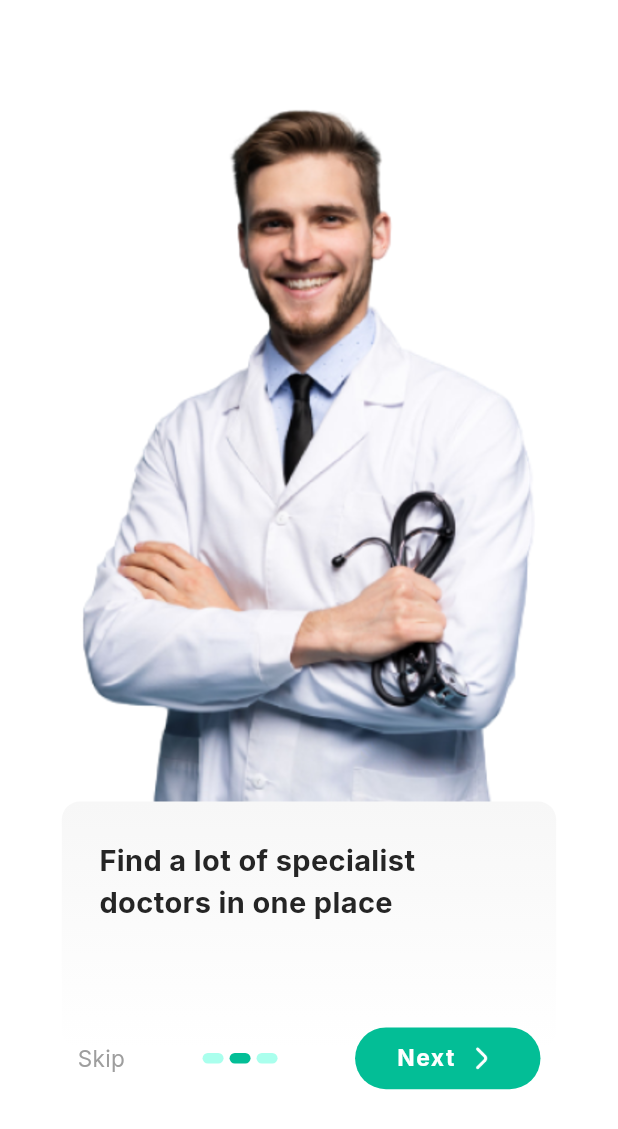
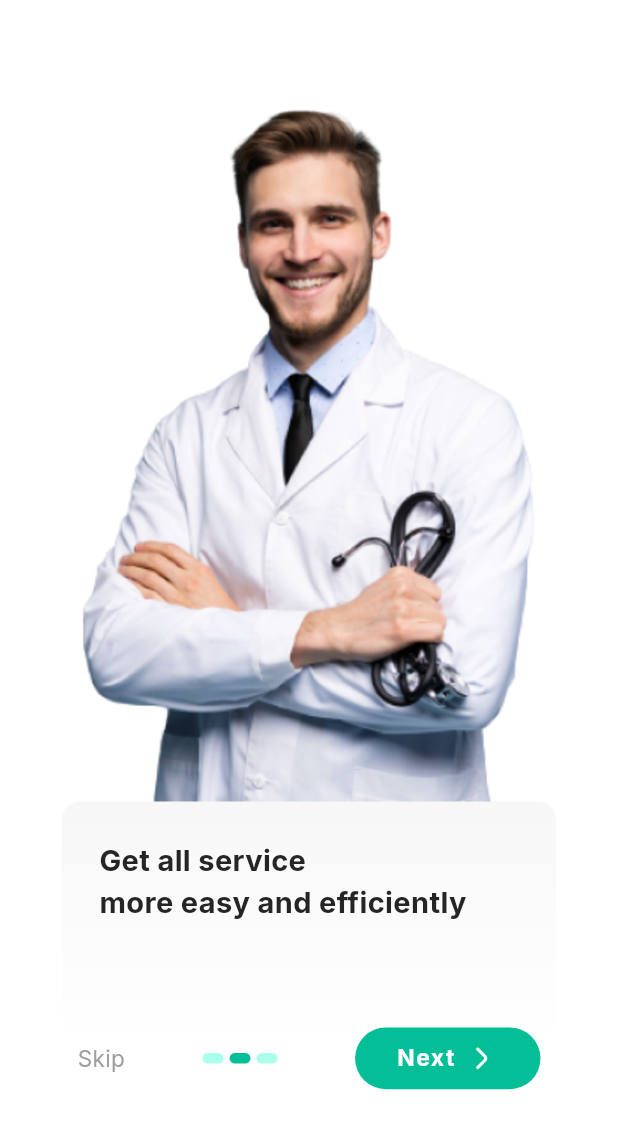
Before and after one commit to Jawadun/Healthcare, a Flutter app: the screen it shows after launch, swiped to page 2, on a phone screen of 412 x 824 dp. Shown: the top 1129 px of the screen. Run offline on Flutter 3.47's test engine with Material 3 defaults, Android fonts, the phone set to English and light mode, and no system bars; drawn by our look-alikes of smooth_page_indicator; our stand-ins replace animated_bottom_navigation_bar, font_awesome_flutter, google_fonts, page_transition, responsive_sizer.

Commit message:
Minor changes

```diff
--- a/lib/Screens/Login-Signup/Profile_screen.dart
+++ b/lib/Screens/Login-Signup/Profile_screen.dart
@@ -63,7 +63,7 @@ class Profile_screen extends StatelessWidget {
               mainAxisAlignment: MainAxisAlignment.center,
               children: [
                 Text(
-                  "Amelia Renata",
+                  "Jawadun Noor",
                   style: GoogleFonts.poppins(
                       fontSize: 16.sp,
                       fontWeight: FontWeight.w600,
@@ -205,7 +205,7 @@ class Profile_screen extends StatelessWidget {
                 ),
                 profile_list(
                   image: "lib/icons/heart2.png",
-                  title: "My Saved",
+                  title: "My Medical Info",
                   color: Colors.black87,
                 ),
                 Padding(
--- a/lib/Screens/Login-Signup/shedule_screen.dart
+++ b/lib/Screens/Login-Signup/shedule_screen.dart
@@ -33,7 +33,7 @@ class _TabBarExampleState extends State<shedule_screen>
       backgroundColor: Colors.white,
       appBar: AppBar(
         title: Text(
-          "Top Doctors",
+          "Doctors",
           style: GoogleFonts.poppins(color: Colors.black, fontSize: 18.sp),
         ),
         centerTitle: false,
--- a/lib/Screens/On_Board/on_board1.dart
+++ b/lib/Screens/On_Board/on_board1.dart
@@ -47,7 +47,7 @@ class on_board1 extends StatelessWidget {
                 child: Padding(
                   padding: const EdgeInsets.all(25),
                   child: Text(
-                    "Consult only with a doctor\nyou trust",
+                    "SUST Medical Center \nnow in your hand",
                     style: GoogleFonts.inter(
                         fontSize: 18.sp,
                         fontWeight: FontWeight.bold,
--- a/lib/Screens/On_Board/on_board2.dart
+++ b/lib/Screens/On_Board/on_board2.dart
@@ -46,7 +46,7 @@ class on_board2 extends StatelessWidget {
                 child: Padding(
                   padding: const EdgeInsets.all(25),
                   child: Text(
-                    "Find a lot of specialist\ndoctors in one place",
+                    "Get all service \nmore easy and efficiently",
                     style: GoogleFonts.inter(
                         fontSize: 18.sp,
                         fontWeight: FontWeight.bold,
--- a/lib/Screens/On_Board/on_board3.dart
+++ b/lib/Screens/On_Board/on_board3.dart
@@ -46,7 +46,7 @@ class on_board3 extends StatelessWidget {
                 child: Padding(
                   padding: const EdgeInsets.all(25),
                   child: Text(
-                    "Get connect our Online\nConsultation",
+                    "Have a happy and healthy \nUniversity life",
                     style: GoogleFonts.inter(
                         fontSize: 18.sp,
                         fontWeight: FontWeight.bold,
--- a/lib/Screens/Views/Dashboard_screen.dart
+++ b/lib/Screens/Views/Dashboard_screen.dart
@@ -112,8 +112,8 @@ class Dashboard extends StatelessWidget {
             mainAxisAlignment: MainAxisAlignment.center,
             children: [
               listIcons(Icon: "lib/icons/Doctor.png", text: "Doctor"),
-              listIcons(Icon: "lib/icons/Pharmacy.png", text: "Pharmacy"),
-              listIcons(Icon: "lib/icons/Hospital.png", text: "Hospital"),
+              listIcons(Icon: "lib/icons/Pharmacy.png", text: "Medicine"),
+              listIcons(Icon: "lib/icons/Hospital.png", text: "Check Up"),
               listIcons(Icon: "lib/icons/Ambulance.png", text: "Ambulance"),
             ],
           ),
--- a/lib/Screens/Views/appointment.dart
+++ b/lib/Screens/Views/appointment.dart
@@ -61,7 +61,7 @@ class appointment extends StatelessWidget {
               const doctorList(
                 distance: "800m away",
                 image: "lib/icons/male-doctor.png",
-                maintext: "Dr. Marcus Horizon",
+                maintext: "Dr. ABC",
                 numRating: "4.7",
                 subtext: "Cardiologist",
               ),
```
